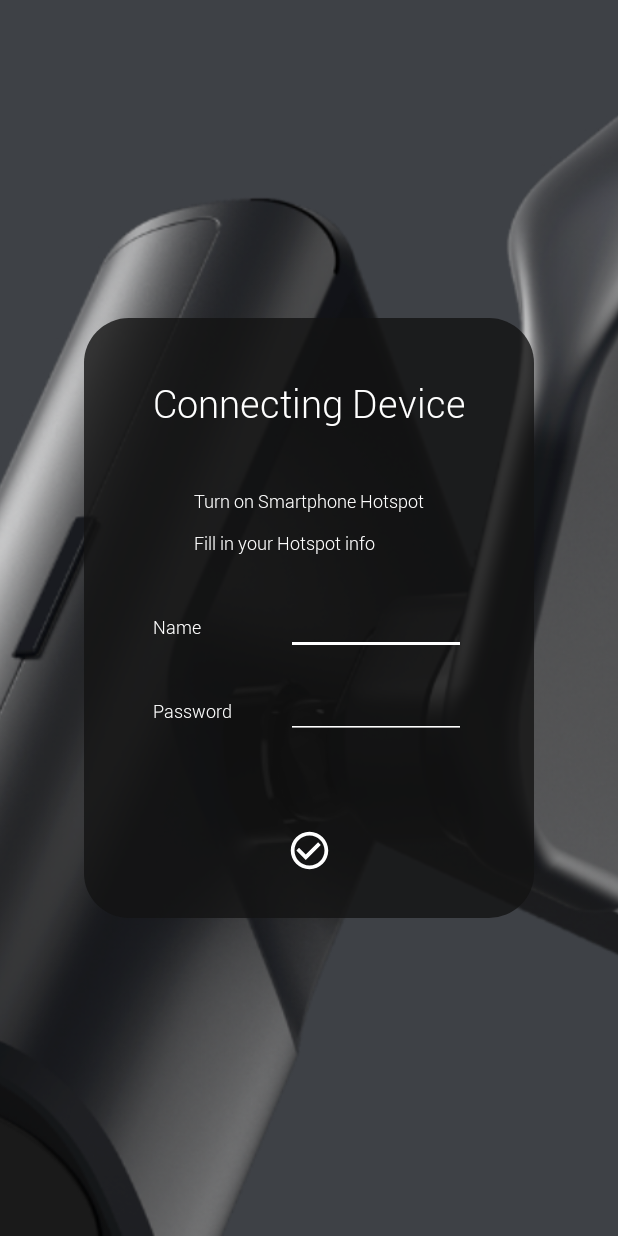
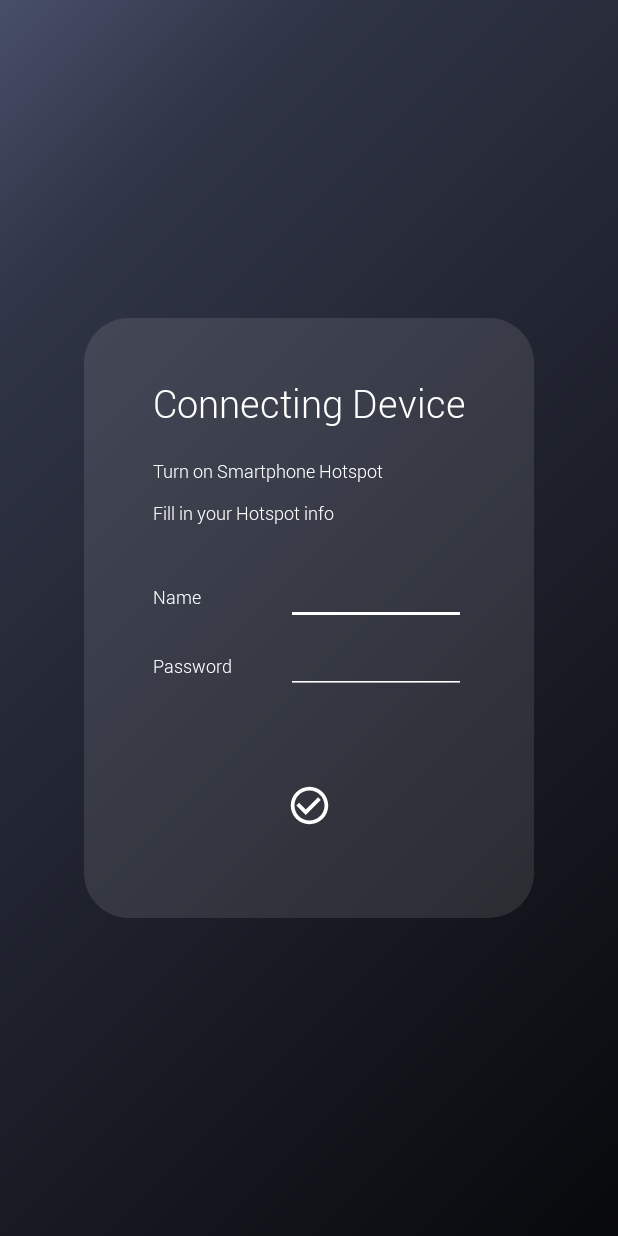
Before and after one commit to korangko/lenarv03, an Android app: the screen it shows after launch (ConnectActivity2), on a phone screen of 412 x 824 dp. Run offline under Robolectric (Android 15) with nearby library versions, the phone set to English and light mode, and no system bars.

Commit message:
lenar 200623

```diff
--- a/app/src/main/java/com/example/lenarv03/ConnectActivity1.java
+++ b/app/src/main/java/com/example/lenarv03/ConnectActivity1.java
@@ -2,6 +2,7 @@ package com.example.lenarv03;
 
 import android.app.Activity;
 import android.content.Intent;
+import android.net.wifi.WifiManager;
 import android.os.Bundle;
 import android.os.Handler;
 import android.os.Looper;
@@ -10,10 +11,16 @@ import android.view.animation.Animation;
 import android.view.animation.AnimationUtils;
 import android.widget.ImageView;
 
+import com.example.lenarv03.utils.HotspotControl;
+
 public class ConnectActivity1 extends Activity {
 
     ImageView loadingCircle;
     Animation rotate;
+
+    //hotpot control
+    HotspotControl mHotspotControl = new HotspotControl();
+    public static WifiManager.LocalOnlyHotspotReservation mReservation;
 
     @Override
     protected void onCreate(Bundle savedInstanceState){
@@ -25,6 +32,7 @@ public class ConnectActivity1 extends Activity {
         rotate = AnimationUtils.loadAnimation(getApplicationContext(),R.anim.rotate);
 
         Handler hd = new Handler(Looper.getMainLooper());
+        mHotspotControl.turnOnHotspot(ConnectActivity1.this);
         hd.postDelayed(new handler(), 3000); // 1초 후에 hd handler 실행  3000ms = 3초
         loadingCircle.startAnimation(rotate);
 
--- a/app/src/main/java/com/example/lenarv03/SplashActivity.java
+++ b/app/src/main/java/com/example/lenarv03/SplashActivity.java
@@ -1,10 +1,15 @@
 package com.example.lenarv03;
 
 import android.app.Activity;
+import android.app.AlertDialog;
+import android.content.Context;
+import android.content.DialogInterface;
 import android.content.Intent;
+import android.location.LocationManager;
 import android.media.Image;
 import android.os.Bundle;
 import android.os.Handler;
+import android.view.WindowManager;
 import android.view.animation.Animation;
 import android.widget.ImageView;
 
@@ -12,16 +17,25 @@ public class SplashActivity extends Activity {
 
 
     @Override
-    protected void onCreate(Bundle savedInstanceState){
+    protected void onCreate(Bundle savedInstanceState) {
         super.onCreate(savedInstanceState);
         setContentView(R.layout.activity_splash);
+        getWindow().addFlags(WindowManager.LayoutParams.FLAG_KEEP_SCREEN_ON);
 
-        Handler hd = new Handler();
-        hd.postDelayed(new splashhandler(), 3000); // 1초 후에 hd handler 실행  3000ms = 3초
+        statusCheck();
+//        Handler hd = new Handler();
+//        hd.postDelayed(new splashhandler(), 3000); // 1초 후에 hd handler 실행  3000ms = 3초
+
     }
 
-    private class splashhandler implements Runnable{
-        public void run(){
+    @Override
+    protected void onResume() {
+        super.onResume();
+        statusCheck();
+    }
+
+    private class splashhandler implements Runnable {
+        public void run() {
             startActivity(new Intent(getApplication(), ConnectActivity1.class)); //로딩이 끝난 후, ChoiceFunction 이동
             overridePendingTransition(R.anim.fadein, R.anim.fadeout);
             SplashActivity.this.finish(); // 로딩페이지 Activity stack에서 제거
@@ -33,4 +47,38 @@ public class SplashActivity extends Activity {
         //초반 플래시 화면에서 넘어갈때 뒤로가기 버튼 못누르게 함
     }
 
+    public void statusCheck() {
+        final LocationManager manager = (LocationManager) getSystemService(Context.LOCATION_SERVICE);
+        if (!manager.isProviderEnabled(LocationManager.GPS_PROVIDER)) {
+            buildAlertMessageNoGps();
+
+        }else{
+            //if location mode is enabled
+            startActivity(new Intent(getApplication(), ConnectActivity1.class)); //로딩이 끝난 후, ChoiceFunction 이동
+            overridePendingTransition(R.anim.fadein, R.anim.fadeout);
+            SplashActivity.this.finish();
+        }
+    }
+
+    private void buildAlertMessageNoGps() {
+        final AlertDialog.Builder builder = new AlertDialog.Builder(this);
+        builder.setMessage("Your GPS seems to be disabled, do you want to enable it?")
+                .setCancelable(false)
+                .setPositiveButton("Yes", new DialogInterface.OnClickListener() {
+                    public void onClick(final DialogInterface dialog, final int id) {
+                        startActivity(new Intent(android.provider.Settings.ACTION_LOCATION_SOURCE_SETTINGS));
+                        //if location mode is enabled
+//                        startActivity(new Intent(getApplication(), ConnectActivity1.class)); //로딩이 끝난 후, ChoiceFunction 이동
+//                        overridePendingTransition(R.anim.fadein, R.anim.fadeout);
+//                        SplashActivity.this.finish();
+                    }
+                })
+                .setNegativeButton("No", new DialogInterface.OnClickListener() {
+                    public void onClick(final DialogInterface dialog, final int id) {
+                        dialog.cancel();
+                    }
+                });
+        final AlertDialog alert = builder.create();
+        alert.show();
+    }
 }
--- /dev/null
+++ b/app/src/main/java/com/example/lenarv03/utils/HotspotControl.java
@@ -0,0 +1,86 @@
+package com.example.lenarv03.utils;
+
+import android.Manifest;
+import android.app.Activity;
+import android.content.Context;
+import android.content.pm.PackageManager;
+import android.net.wifi.WifiConfiguration;
+import android.net.wifi.WifiManager;
+import android.os.Build;
+import android.os.Handler;
+import android.util.Log;
+
+import androidx.annotation.RequiresApi;
+import androidx.core.app.ActivityCompat;
+
+import static com.example.lenarv03.MainActivity.mReservation;
+
+public class HotspotControl {
+
+    @RequiresApi(api = Build.VERSION_CODES.O)
+    public void turnOnHotspot(Activity mActivity) {
+        WifiManager manager = (WifiManager) mActivity.getSystemService(Context.WIFI_SERVICE);
+
+        try {
+            Log.d("HotspotSpec", ": " + manager);
+            Log.d("HotspotSpec", "5Ghz : " + manager.is5GHzBandSupported());
+
+            if (ActivityCompat.checkSelfPermission(mActivity, Manifest.permission.ACCESS_FINE_LOCATION) == PackageManager.PERMISSION_GRANTED
+                    && ActivityCompat.checkSelfPermission(mActivity, Manifest.permission.CHANGE_WIFI_STATE) == PackageManager.PERMISSION_GRANTED) {
+
+                if (manager.isWifiEnabled())
+                    manager.setWifiEnabled(false);
+
+                manager.startLocalOnlyHotspot(new WifiManager.LocalOnlyHotspotCallback() {
+
+                    @Override
+                    public void onStarted(WifiManager.LocalOnlyHotspotReservation reservation) {
+                        super.onStarted(reservation);
+                        Log.d("HotspotSpec", "Wifi Hotspot is on now");
+                        mReservation = reservation;
+                        WifiConfiguration mWifiConfig = mReservation.getWifiConfiguration();
+
+//                        mWifiConfig.SSID = "LENAR";
+//                        mWifiConfig.BSSID = "12345";
+//                        mWifiConfig.preSharedKey
+
+                        Log.d("HotspotSpec", "SSID:" + mWifiConfig.SSID);
+                        Log.d("HotspotSpec", "Password:" + mWifiConfig.preSharedKey);
+
+                    }
+
+                    @Override
+                    public void onStopped() {
+                        super.onStopped();
+                        if (mReservation != null) {
+                            mReservation.close();
+                            mReservation = null;
+                        }
+                        Log.d("HotspotSpec", "onStopped: ");
+                    }
+
+                    @Override
+                    public void onFailed(int reason) {
+                        super.onFailed(reason);
+                        if (mReservation != null) {
+                            mReservation.close();
+                            mReservation = null;
+                        }
+                        Log.d("HotspotSpec", "onFailed: " + reason);
+                    }
+                }, new Handler());
+                return;
+            } else
+                Log.d("HotspotSpec", "Required permissions not there");
+
+        } catch (Exception e) {
+            Log.d("Exception", "" + e);
+        }
+    }
+
+    public void turnOffHotspot() {
+        if (mReservation != null) {
+            mReservation.close();
+        }
+    }
+}
--- /dev/null
+++ b/app/src/main/res/drawable/background.xml
@@ -0,0 +1,15 @@
+<?xml version="1.0" encoding="utf-8"?>
+<shape xmlns:android="http://schemas.android.com/apk/res/android" android:shape="rectangle" >
+    <gradient
+        android:angle="315"
+        android:centerX="25%"
+        android:centerColor="#303547"
+        android:startColor="#5F688A"
+        android:endColor="#000000"
+        android:type="linear"
+        />
+    <size
+        android:width="800dp"
+        android:height="800dp"
+        />
+</shape>
--- a/app/src/main/res/layout/activity_connect1.xml
+++ b/app/src/main/res/layout/activity_connect1.xml
@@ -11,7 +11,7 @@
         android:layout_width="match_parent"
         android:layout_height="match_parent"
         android:scaleType="centerCrop"
-        android:src="@drawable/lenar_wallpaper"
+        android:src="@drawable/background"
         app:layout_constraintStart_toStartOf="parent"
         app:layout_constraintTop_toTopOf="parent" />
 
--- a/app/src/main/res/layout/activity_connect2.xml
+++ b/app/src/main/res/layout/activity_connect2.xml
@@ -10,7 +10,7 @@
         android:layout_width="match_parent"
         android:layout_height="match_parent"
         android:scaleType="centerCrop"
-        android:src="@drawable/lenar_wallpaper"
+        android:src="@drawable/background"
         app:layout_constraintStart_toStartOf="parent"
         app:layout_constraintTop_toTopOf="parent" />
 
@@ -41,12 +41,11 @@
         android:id="@+id/textView2"
         android:layout_width="wrap_content"
         android:layout_height="wrap_content"
-        android:layout_marginTop="40dp"
+        android:layout_marginTop="20dp"
         android:fontFamily="@font/robotolight"
-        android:textSize="12dp"
         android:text="Turn on Smartphone Hotspot\n\nFill in your Hotspot info"
         android:textColor="@color/white"
-        app:layout_constraintEnd_toEndOf="@+id/textView"
+        android:textSize="12dp"
         app:layout_constraintStart_toStartOf="@+id/textView"
         app:layout_constraintTop_toBottomOf="@+id/textView" />
 
@@ -78,7 +77,7 @@
         android:id="@+id/textView4"
         android:layout_width="wrap_content"
         android:layout_height="wrap_content"
-        android:layout_marginTop="40dp"
+        android:layout_marginTop="30dp"
         android:fontFamily="@font/robotolight"
         android:text="Password"
         android:textColor="@color/white"
@@ -99,11 +98,12 @@
         app:layout_constraintTop_toTopOf="@+id/textView4" />
 
     <ImageView
-        android:layout_marginBottom="10dp"
+        android:layout_marginBottom="40dp"
         android:layout_width="70dp"
         android:layout_height="70dp"
         android:padding="20dp"
         android:src="@drawable/ic_check"
+        android:onClick="test"
         app:layout_constraintBottom_toBottomOf="@+id/imageView6"
         app:layout_constraintEnd_toEndOf="@+id/textView"
         app:layout_constraintStart_toStartOf="@+id/textView" />
--- a/app/src/main/res/values/colors.xml
+++ b/app/src/main/res/values/colors.xml
@@ -7,6 +7,6 @@
     <color name="teal_700">#FF018786</color>
     <color name="black">#FF000000</color>
     <color name="white">#FFFFFFFF</color>
-    <color name="main_theme_color">#CC131313</color>
+    <color name="main_theme_color">#1AFFFFFF</color>
     <color name="main_btn_color">#252525</color>
 </resources>
```
Also changed, not shown: app/src/main/java/com/example/lenarv03/ConnectActivity2.java (+7 -0 lines), app/src/main/java/com/example/lenarv03/MainActivity.java (+17 -76 lines), app/src/main/res/drawable-v24/lenar_wallpaper2.jpg (added).
